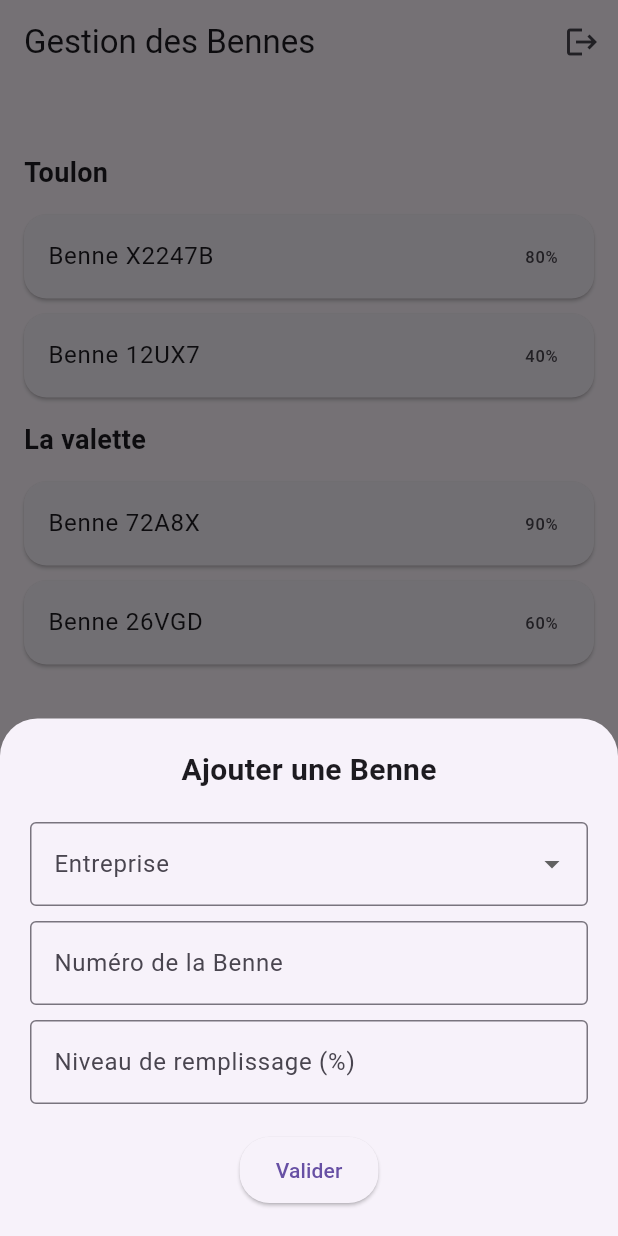
After one commit to Pierre-Gei/Garage_week_2024, a Flutter app: the ChauffeurInfo screen opened directly, after a tap on the "add" icon, on a phone screen of 412 x 824 dp. The commit adds this screen. Run offline on Flutter 3.47's test engine with Material 3 defaults, Android fonts, the phone set to English and light mode, and no system bars; our stand-ins replace cloud_firestore, firebase_core; accounts and stored records are empty.

Commit message:
Intégration partielle chauffeur screen

```diff
--- /dev/null
+++ b/lib/screens/chauffeur_screen/chauffeur_screen.dart
@@ -0,0 +1,422 @@
+import 'package:flutter/material.dart';
+
+void main() {
+  runApp(const ChauffeurScreen());
+}
+
+class ChauffeurScreen extends StatelessWidget {
+  const ChauffeurScreen({super.key});
+
+  @override
+  Widget build(BuildContext context) {
+    return MaterialApp(
+      title: 'Gestion des Bennes',
+      theme: ThemeData(
+        primarySwatch: Colors.green,
+        visualDensity: VisualDensity.adaptivePlatformDensity,
+        useMaterial3: true,
+      ),
+      home: const ChauffeurInfo(),
+    );
+  }
+}
+
+class ChauffeurInfo extends StatefulWidget {
+  const ChauffeurInfo({super.key});
+
+  @override
+  State<ChauffeurInfo> createState() => _ChauffeurInfoState();
+}
+
+class _ChauffeurInfoState extends State<ChauffeurInfo> {
+  final List<Map<String, dynamic>> _bins = [
+    {'location': 'Toulon', 'name': 'Benne X2247B', 'fillLevel': 80},
+    {'location': 'Toulon', 'name': 'Benne 12UX7', 'fillLevel': 40},
+    {'location': 'La valette', 'name': 'Benne 26VGD', 'fillLevel': 60},
+    {'location': 'La valette', 'name': 'Benne 72A8X', 'fillLevel': 90},
+  ];
+
+  final List<String> _companies = [
+    'Company A',
+    'Company B',
+    'Company C',
+    'Company D',
+  ];
+
+  void _addNewBin(String location, String name, int fillLevel) {
+    setState(() {
+      _bins.add({'location': location, 'name': name, 'fillLevel': fillLevel});
+    });
+  }
+
+  void _removeBin(int index) {
+    setState(() {
+      _bins.removeAt(index);
+    });
+  }
+
+  void _showBinOptions(BuildContext context, String binName, String location, int fillLevel) {
+    showModalBottomSheet(
+      context: context,
+      builder: (BuildContext context) {
+        return Padding(
+          padding: const EdgeInsets.all(16.0),
+          child: Column(
+            mainAxisSize: MainAxisSize.min,
+            children: [
+              Text(
+                'Options pour $binName',
+                style: const TextStyle(fontSize: 20, fontWeight: FontWeight.bold),
+              ),
+              const SizedBox(height: 20),
+              ElevatedButton(
+                onPressed: () {
+                  // Action pour afficher les informations de la benne
+                  Navigator.pop(context);
+                },
+                child: const Text('Info'),
+                style: ElevatedButton.styleFrom(
+                  padding: const EdgeInsets.symmetric(vertical: 12.0, horizontal: 24.0),
+                  shape: RoundedRectangleBorder(
+                    borderRadius: BorderRadius.circular(20),
+                  ),
+                ),
+              ),
+              const SizedBox(height: 10),
+              ElevatedButton(
+                onPressed: () {
+                  final index = _bins.indexWhere((bin) => bin['name'] == binName && bin['location'] == location);
+                  _removeBin(index);
+                  Navigator.pop(context);
+                },
+                child: const Text('Récupérer'),
+                style: ElevatedButton.styleFrom(
+                  padding: const EdgeInsets.symmetric(vertical: 12.0, horizontal: 24.0),
+                  shape: RoundedRectangleBorder(
+                    borderRadius: BorderRadius.circular(20),
+                  ),
+                ),
+              ),
+            ],
+          ),
+        );
+      },
+    );
+  }
+
+  Future<void> _showAddBinBottomSheet() async {
+    String selectedCompany = '';
+    String binNumber = '';
+    int fillLevel = 0;
+
+    await showModalBottomSheet(
+      context: context,
+      isScrollControlled: true,
+      shape: const RoundedRectangleBorder(
+        borderRadius: BorderRadius.vertical(top: Radius.circular(25.0)),
+      ),
+      builder: (context) {
+        return Padding(
+          padding: EdgeInsets.only(
+            bottom: MediaQuery.of(context).viewInsets.bottom + 20,
+            left: 20,
+            right: 20,
+            top: 20,
+          ),
+          child: Column(
+            mainAxisSize: MainAxisSize.min,
+            children: [
+              const Text(
+                'Ajouter une Benne',
+                style: TextStyle(fontSize: 20, fontWeight: FontWeight.bold),
+              ),
+              const SizedBox(height: 20),
+              DropdownButtonFormField<String>(
+                decoration: const InputDecoration(
+                  labelText: 'Entreprise',
+                  border: OutlineInputBorder(),
+                ),
+                items: _companies.map((String company) {
+                  return DropdownMenuItem<String>(
+                    value: company,
+                    child: Text(company),
+                  );
+                }).toList(),
+                onChanged: (value) {
+                  selectedCompany = value!;
+                },
+              ),
+              const SizedBox(height: 10),
+              TextField(
+                decoration: const InputDecoration(
+                  labelText: 'Numéro de la Benne',
+                  border: OutlineInputBorder(),
+                ),
+                onChanged: (value) {
+                  binNumber = value;
+                },
+              ),
+              const SizedBox(height: 10),
+              TextField(
+                decoration: const InputDecoration(
+                  labelText: 'Niveau de remplissage (%)',
+                  border: OutlineInputBorder(),
+                ),
+                keyboardType: TextInputType.number,
+                onChanged: (value) {
+                  fillLevel = int.tryParse(value) ?? 0;
+                },
+              ),
+              const SizedBox(height: 20),
+              ElevatedButton(
+                onPressed: () {
+                  if (selectedCompany.isNotEmpty && binNumber.isNotEmpty) {
+                    _addNewBin(selectedCompany, binNumber, fillLevel);
+                    Navigator.of(context).pop();
+                  }
+                },
+                child: const Text('Valider'),
+                style: ElevatedButton.styleFrom(
+                  padding: const EdgeInsets.symmetric(vertical: 12.0, horizontal: 24.0),
+                  shape: RoundedRectangleBorder(
+                    borderRadius: BorderRadius.circular(20),
+                  ),
+                ),
+              ),
+            ],
+          ),
+        );
+      },
+    );
+  }
+
+  Future<void> _confirmLogout(BuildContext context) async {
+    return showDialog<void>(
+      context: context,
+      builder: (BuildContext context) {
+        return AlertDialog(
+          title: const Text('Confirmation'),
+          content: const Text('Voulez-vous vraiment vous déconnecter?'),
+          actions: <Widget>[
+            TextButton(
+              child: const Text('Annuler'),
+              onPressed: () {
+                Navigator.of(context).pop();
+              },
+            ),
+            TextButton(
+              child: const Text('Se Déconnecter'),
+              onPressed: () {
+                Navigator.of(context).pop();
+                Navigator.of(context).pushReplacement(
+                  MaterialPageRoute(builder: (context) => const LoginPage()),
+                );
+              },
+            ),
+          ],
+        );
+      },
+    );
+  }
+
+  @override
+  Widget build(BuildContext context) {
+    // Regroupement et tri des bennes par niveau de remplissage
+    final Map<String, List<Map<String, dynamic>>> binsByCity = {};
+    for (var bin in _bins) {
+      if (!binsByCity.containsKey(bin['location'])) {
+        binsByCity[bin['location']] = [];
+      }
+      binsByCity[bin['location']]!.add(bin);
+    }
+    binsByCity.forEach((key, value) {
+      value.sort((a, b) => b['fillLevel'].compareTo(a['fillLevel']));
+    });
+
+    return Scaffold(
+      appBar: AppBar(
+        title: const Text('Gestion des Bennes'),
+        actions: [
+          IconButton(
+            icon: const Icon(Icons.logout),
+            onPressed: () {
+              _confirmLogout(context);
+            },
+          ),
+        ],
+      ),
+      body: Padding(
+        padding: const EdgeInsets.all(16.0),
+        child: Column(
+          children: [
+            const SizedBox(height: 20),
+            Expanded(
+              child: ListView(
+                children: binsByCity.entries.map((entry) {
+                  return Column(
+                    crossAxisAlignment: CrossAxisAlignment.start,
+                    children: [
+                      Padding(
+                        padding: const EdgeInsets.symmetric(vertical: 10),
+                        child: Text(
+                          entry.key,
+                          style: const TextStyle(
+                              fontSize: 18,
+                              fontWeight: FontWeight.bold),
+                        ),
+                      ),
+                      Column(
+                        children: entry.value.map((bin) {
+                          return Card(
+                            shape: RoundedRectangleBorder(
+                              borderRadius: BorderRadius.circular(15),
+                            ),
+                            margin: const EdgeInsets.symmetric(vertical: 5),
+                            child: ListTile(
+                              title: Text(bin['name']),
+                              trailing: Text('${bin['fillLevel']}%'),
+                              onTap: () {
+                                _showBinOptions(context, bin['name'], bin['location'], bin['fillLevel']);
+                              },
+                            ),
+                          );
+                        }).toList(),
+                      ),
+                    ],
+                  );
+                }).toList(),
+              ),
+            ),
+          ],
+        ),
+      ),
+      floatingActionButton: FloatingActionButton(
+        onPressed: _showAddBinBottomSheet,
+        tooltip: 'Ajouter',
+        child: const Icon(Icons.add),
+      ),
+    );
+  }
+}
+
+class LoginPage extends StatelessWidget {
+  const LoginPage({super.key});
+
+  void _navigateToLogin(BuildContext context, String userType) {
+    Navigator.of(context).push(
+      MaterialPageRoute(
+        builder: (context) => UserLoginPage(userType: userType),
+      ),
+    );
+  }
+
+  @override
+  Widget build(BuildContext context) {
+    return Scaffold(
+      appBar: AppBar(
+        title: const Text('Connexion'),
+      ),
+      body: Padding(
+        padding: const EdgeInsets.all(16.0),
+        child: Column(
+          mainAxisAlignment: MainAxisAlignment.center,
+          children: [
+            const Text(
+              'Choisissez votre type de connexion:',
+              style: TextStyle(fontSize: 18),
+            ),
+            const SizedBox(height: 20),
+            ElevatedButton(
+              onPressed: () {
+                _navigateToLogin(context, 'Entreprise');
+              },
+              child: const Text('Entreprise'),
+              style: ElevatedButton.styleFrom(
+                padding: const EdgeInsets.symmetric(vertical: 12.0, horizontal: 24.0),
+                shape: RoundedRectangleBorder(
+                  borderRadius: BorderRadius.circular(20),
+                ),
+              ),
+            ),
+            const SizedBox(height: 10),
+            ElevatedButton(
+              onPressed: () {
+                _navigateToLogin(context, 'Chauffeur');
+              },
+              child: const Text('Chauffeur'),
+              style: ElevatedButton.styleFrom(
+                padding: const EdgeInsets.symmetric(vertical: 12.0, horizontal: 24.0),
+                shape: RoundedRectangleBorder(
+                  borderRadius: BorderRadius.circular(20),
+                ),
+              ),
+            ),
+            const SizedBox(height: 10),
+            ElevatedButton(
+              onPressed: () {
+                _navigateToLogin(context, 'Veolia');
+              },
+              child: const Text('Veolia'),
+              style: ElevatedButton.styleFrom(
+                padding: const EdgeInsets.symmetric(vertical: 12.0, horizontal: 24.0),
+                shape: RoundedRectangleBorder(
+                  borderRadius: BorderRadius.circular(20),
+                ),
+              ),
+            ),
+          ],
+        ),
+      ),
+    );
+  }
+}
+
+class UserLoginPage extends StatelessWidget {
+  final String userType;
+
+  const UserLoginPage({required this.userType, super.key});
+
+  @override
+  Widget build(BuildContext context) {
+    return Scaffold(
+      appBar: AppBar(
+        title: Text('Connexion $userType'),
+      ),
+      body: Padding(
+        padding: const EdgeInsets.all(16.0),
+        child: Column(
+          mainAxisAlignment: MainAxisAlignment.center,
+          children: [
+            TextField(
+              decoration: const InputDecoration(
+                labelText: 'Nom d\'utilisateur',
+                border: OutlineInputBorder(),
+              ),
+            ),
+            const SizedBox(height: 10),
+            TextField(
+              decoration: const InputDecoration(
+                labelText: 'Mot de passe',
+                border: OutlineInputBorder(),
+              ),
+              obscureText: true,
+            ),
+            const SizedBox(height: 20),
+            ElevatedButton(
+              onPressed: () {
+                // Action de connexion
+              },
+              child: const Text('Connexion'),
+              style: ElevatedButton.styleFrom(
+                padding: const EdgeInsets.symmetric(vertical: 12.0, horizontal: 24.0),
+                shape: RoundedRectangleBorder(
+                  borderRadius: BorderRadius.circular(20),
+                ),
+              ),
+            ),
+          ],
+        ),
+      ),
+    );
+  }
+}
--- a/lib/screens/profile_select_screen/profile_select_screen.dart
+++ b/lib/screens/profile_select_screen/profile_select_screen.dart
@@ -1,4 +1,5 @@
 import 'package:flutter/material.dart';
+import 'package:garage_week_2024/screens/chauffeur_screen/chauffeur_screen.dart';
 import '/screens/client_screen/client_screen.dart';
 
 void main() {
@@ -48,7 +49,10 @@ class ProfileSelect extends StatelessWidget {
             ),
             ElevatedButton(
               onPressed: () {
-                // Navigate to the driver screen
+                debugPrint('Chauffeur');
+                Navigator.of(context).push(
+                  MaterialPageRoute(builder: (context) => const ChauffeurScreen()),
+                );
               },
               child: const Text('Chauffeur'),
             ),
```
